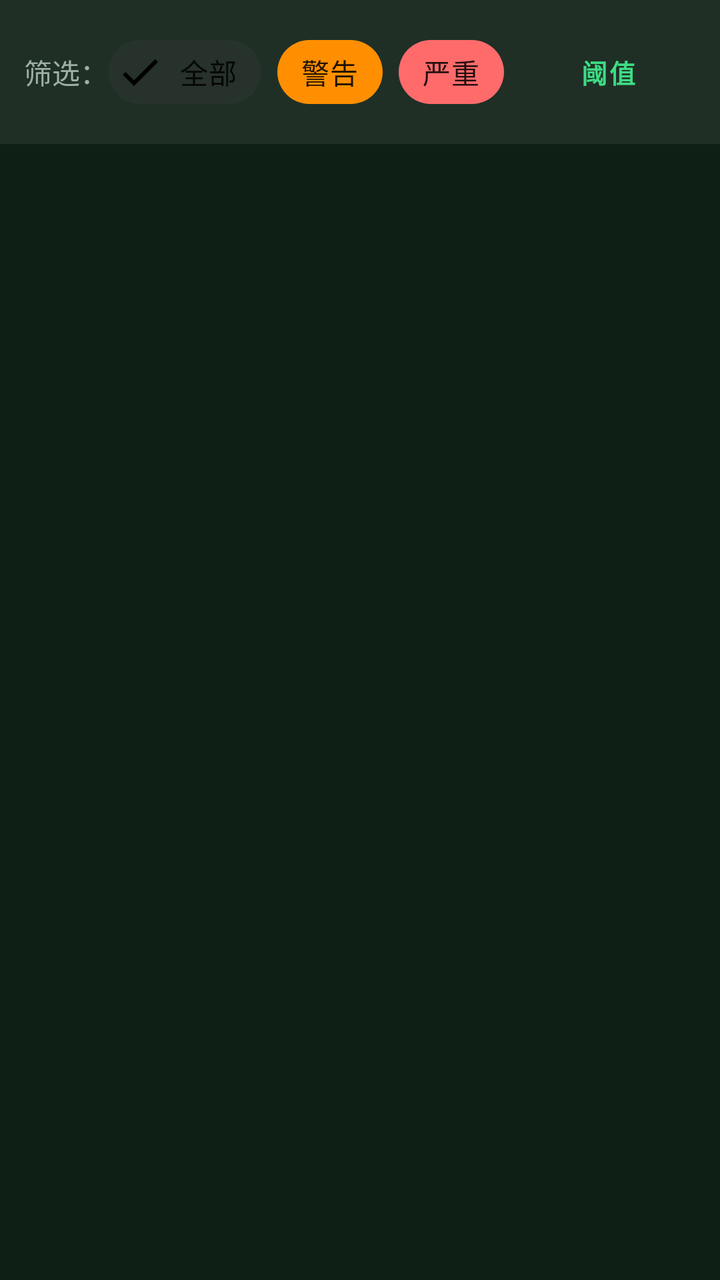
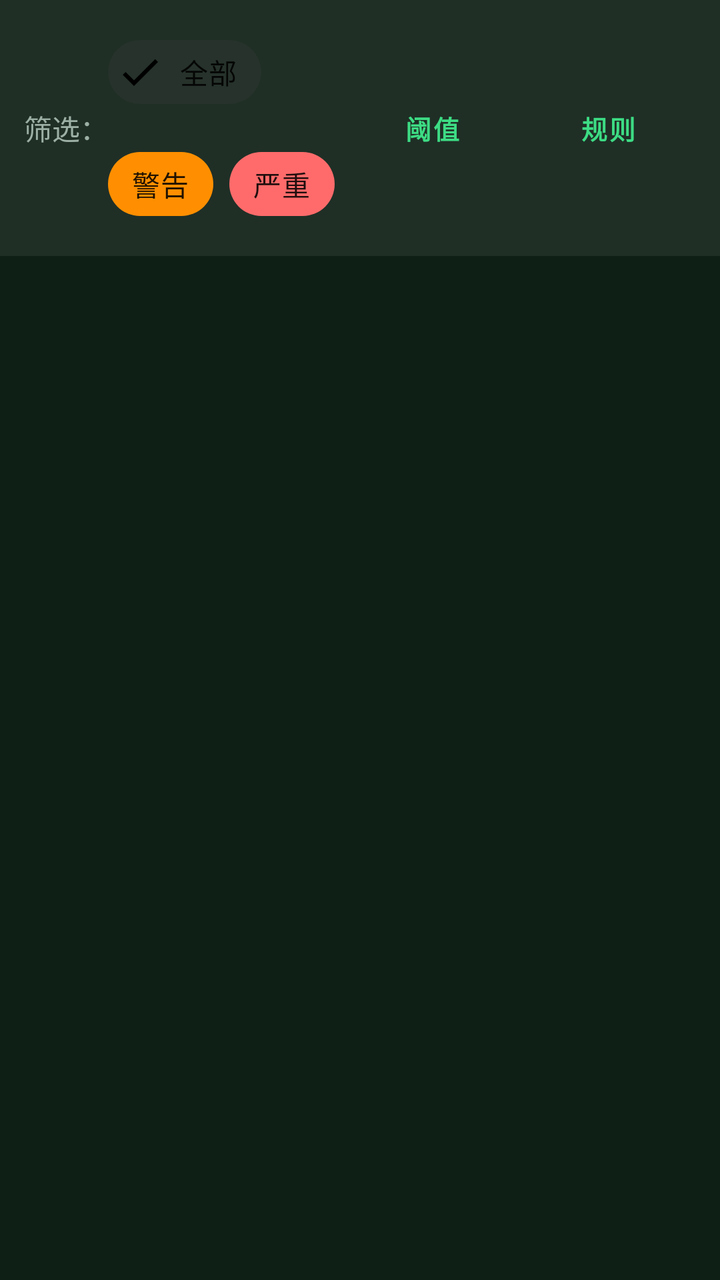

Before-and-after screenshots of an Android layout around one commit, followed by the original layout XML and the change that was made.
<!-- AndroidManifest.xml: application theme Theme.SmartGreenhouse -->
<!-- res/layout/fragment_alert.xml -->
<?xml version="1.0" encoding="utf-8"?>
<LinearLayout xmlns:android="http://schemas.android.com/apk/res/android"
    xmlns:app="http://schemas.android.com/apk/res-auto"
    android:layout_width="match_parent"
    android:layout_height="match_parent"
    android:orientation="vertical"
    android:background="@color/bg_page">

    
    <LinearLayout
        android:layout_width="match_parent"
        android:layout_height="wrap_content"
        android:orientation="horizontal"
        android:padding="12dp"
        android:gravity="center_vertical"
        android:background="@color/surface">

        <TextView
            android:layout_width="wrap_content"
            android:layout_height="wrap_content"
            android:text="筛选："
            android:textColor="@color/text_secondary"
            android:textSize="14sp" />

        <com.google.android.material.chip.ChipGroup
            android:id="@+id/chip_group_level"
            android:layout_width="0dp"
            android:layout_height="wrap_content"
            android:layout_weight="1"
            app:singleSelection="true"
            app:chipSpacing="8dp">

            <com.google.android.material.chip.Chip
                android:id="@+id/chip_all"
                style="@style/Widget.MaterialComponents.Chip.Filter"
                android:layout_width="wrap_content"
                android:layout_height="wrap_content"
                android:text="全部"
                android:checked="true" />

            <com.google.android.material.chip.Chip
                android:id="@+id/chip_warning"
                style="@style/Widget.MaterialComponents.Chip.Filter"
                android:layout_width="wrap_content"
                android:layout_height="wrap_content"
                android:text="警告"
                app:chipBackgroundColor="@color/alert_warning" />

            <com.google.android.material.chip.Chip
                android:id="@+id/chip_critical"
                style="@style/Widget.MaterialComponents.Chip.Filter"
                android:layout_width="wrap_content"
                android:layout_height="wrap_content"
                android:text="严重"
                app:chipBackgroundColor="@color/alert_critical" />
        </com.google.android.material.chip.ChipGroup>

        <com.google.android.material.button.MaterialButton
            android:id="@+id/btn_threshold"
            style="@style/Widget.MaterialComponents.Button.TextButton"
            android:layout_width="wrap_content"
            android:layout_height="wrap_content"
            android:text="阈值"
            android:textSize="13sp" />
    </LinearLayout>

    
    <androidx.recyclerview.widget.RecyclerView
        android:id="@+id/rv_alerts"
        android:layout_width="match_parent"
        android:layout_height="0dp"
        android:layout_weight="1"
        android:padding="8dp"
        android:clipToPadding="false" />

    
    <TextView
        android:id="@+id/tv_empty"
        android:layout_width="match_parent"
        android:layout_height="0dp"
        android:layout_weight="1"
        android:gravity="center"
        android:text="@string/alert_empty"
        android:textColor="@color/text_secondary"
        android:textSize="16sp"
        android:visibility="gone" />

    
    <ProgressBar
        android:id="@+id/progress_bar"
        android:layout_width="wrap_content"
        android:layout_height="wrap_content"
        android:layout_gravity="center"
        android:layout_margin="16dp"
        android:visibility="gone" />
</LinearLayout>
<!-- resources referenced by this layout -->
<resources>
  <color name="alert_critical">#FFFF6B6B</color>
  <color name="alert_warning">#FFFF8F00</color>
  <color name="bg_page">#FF0E1F16</color>
  <color name="surface">#12FFFFFF</color>
  <color name="text_secondary">#FF9DB0A6</color>
  <string name="alert_empty">暂无预警信息</string>
  <style name="Theme.SmartGreenhouse" parent="Theme.MaterialComponents.DayNight.NoActionBar.Bridge">
          <item name="colorPrimary">@color/primary</item>
          <item name="colorPrimaryDark">@color/bg_deep</item>
          <item name="colorAccent">@color/accent</item>
          <item name="colorSurface">@color/surface</item>
          <item name="android:statusBarColor">@color/bg_deep</item>
          <item name="android:navigationBarColor">@color/bg_deep</item>
          <item name="android:windowBackground">@color/background</item>
          <item name="android:textColorPrimary">@color/text_primary</item>
          <item name="android:forceDarkAllowed">false</item>
          <item name="cardViewStyle">@style/CardView.SmartGreenhouse</item>
          <item name="materialButtonStyle">@style/Button.SmartGreenhouse</item>
      </style>
  <color name="primary">#FF3DDC84</color>
  <color name="bg_deep">#FF0A1712</color>
  <color name="accent">#FF4DD0E1</color>
  <color name="background">#FF0E1F16</color>
  <color name="text_primary">#FFF2F7F4</color>
  <style name="CardView.SmartGreenhouse" parent="Widget.MaterialComponents.CardView">
          <item name="cardBackgroundColor">@color/surface</item>
          <item name="cardCornerRadius">16dp</item>
          <item name="cardElevation">0dp</item>
          <item name="strokeWidth">1dp</item>
          <item name="strokeColor">@color/outline</item>
      </style>
  <style name="Button.SmartGreenhouse" parent="Widget.MaterialComponents.Button">
          <item name="android:textColor">@color/on_primary</item>
          <item name="android:textStyle">bold</item>
          <item name="android:minHeight">48dp</item>
          <item name="cornerRadius">26dp</item>
          <item name="backgroundTint">@color/primary</item>
      </style>
  <color name="outline">#1EFFFFFF</color>
  <color name="on_primary">#FF0A1712</color>
</resources>

<!-- the commit's change to res/layout/fragment_alert.xml (unified diff, before → after) -->
@@ -62,6 +62,14 @@
             android:layout_height="wrap_content"
             android:text="阈值"
             android:textSize="13sp" />
+
+        <com.google.android.material.button.MaterialButton
+            android:id="@+id/btn_rules"
+            style="@style/Widget.MaterialComponents.Button.TextButton"
+            android:layout_width="wrap_content"
+            android:layout_height="wrap_content"
+            android:text="规则"
+            android:textSize="13sp" />
     </LinearLayout>
 
     
